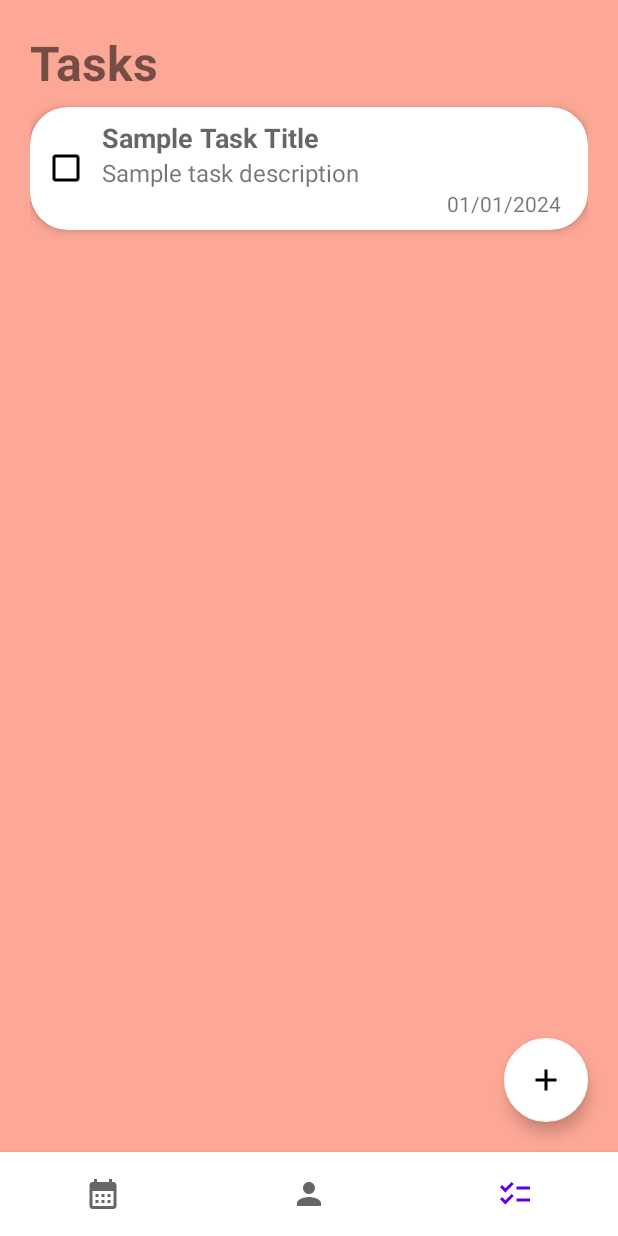
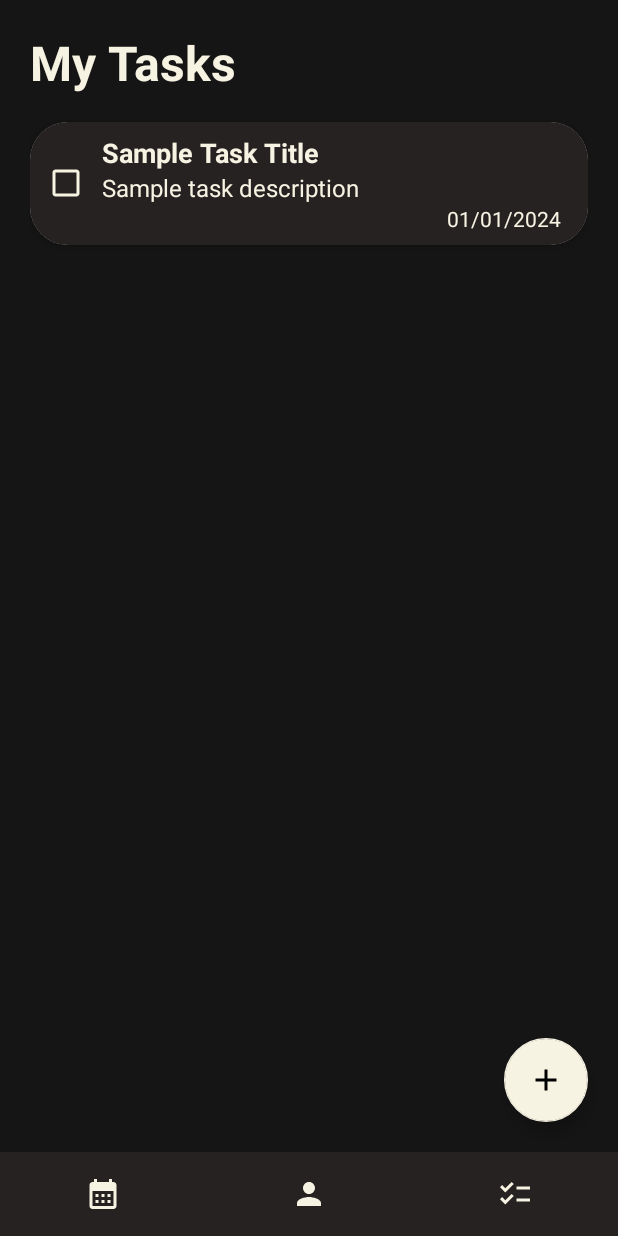
Before and after one commit to RolandHaden/SchedulerApp, an Android app: the screen it shows after launch (MainActivity), item 3 of the bottom bar chosen, on a phone screen of 412 x 824 dp. Run offline under Robolectric (Android 15) with nearby library versions, the light colour scheme and no system bars.

Commit message:
color work

```diff
--- a/app/src/main/res/layout/activity_main.xml
+++ b/app/src/main/res/layout/activity_main.xml
@@ -21,6 +21,8 @@
         android:id="@+id/bottomNavigationView"
         android:layout_width="match_parent"
         android:layout_height="wrap_content"
+        android:background="@color/gray"
+        app:itemIconTint="@color/beige"
         app:labelVisibilityMode="unlabeled"
         app:layout_constraintBottom_toBottomOf="parent"
         app:layout_constraintEnd_toEndOf="parent"
--- a/app/src/main/res/layout/event_layout.xml
+++ b/app/src/main/res/layout/event_layout.xml
@@ -6,7 +6,7 @@
     android:layout_height="wrap_content"
     android:layout_marginHorizontal="16dp"
     android:layout_marginVertical="8dp"
-    android:backgroundTint="@color/purple_200"
+    android:backgroundTint="@color/beige"
     app:cardCornerRadius="20dp"
     app:cardElevation="4dp">
 
--- a/app/src/main/res/layout/fragment_calendar.xml
+++ b/app/src/main/res/layout/fragment_calendar.xml
@@ -5,7 +5,7 @@
     android:id="@+id/frameLayout"
     android:layout_width="match_parent"
     android:layout_height="match_parent"
-    android:background="@color/teal_200"
+    android:background="@color/beige"
     tools:context="com.example.schedulerapp.ui.calendar.CalendarFragment">
 
 
@@ -27,7 +27,7 @@
         android:layout_marginBottom="20dp"
         android:clickable="true"
         android:src="@drawable/baseline_add_24"
-        app:backgroundTint="@color/white"
+        app:backgroundTint="@color/beige"
         app:layout_constraintBottom_toBottomOf="parent"
         app:layout_constraintEnd_toEndOf="parent"
         android:focusable="true" />
--- a/app/src/main/res/layout/fragment_checklist.xml
+++ b/app/src/main/res/layout/fragment_checklist.xml
@@ -5,7 +5,7 @@
     android:id="@+id/frameLayout"
     android:layout_width="match_parent"
     android:layout_height="match_parent"
-    android:background="@color/orange_200"
+    android:background="@color/navy"
     android:clipToPadding="false"
     android:orientation="vertical"
     android:padding="20dp"
@@ -16,15 +16,16 @@
         android:id="@+id/tasksText"
         android:layout_width="wrap_content"
         android:layout_height="wrap_content"
+        android:layout_marginBottom="10dp"
         android:text="@string/tasks"
         android:textSize="32sp"
+        android:textColor="@color/beige"
         android:textStyle="bold"></TextView>
 
     <androidx.recyclerview.widget.RecyclerView
         android:id="@+id/tasksRecyclerView"
         android:layout_width="match_parent"
-        android:layout_height="wrap_content"
-        android:layout_below="@id/tasksText"
+        android:layout_height="match_parent"
         android:layout_weight="1"
         android:nestedScrollingEnabled="true"
         app:layoutManager="androidx.recyclerview.widget.LinearLayoutManager"
@@ -41,6 +42,6 @@
         android:contentDescription="@string/add_class"
         android:focusable="true"
         android:src="@drawable/baseline_add_24"
-        app:backgroundTint="@color/white"></com.google.android.material.floatingactionbutton.FloatingActionButton>
+        app:backgroundTint="@color/beige"></com.google.android.material.floatingactionbutton.FloatingActionButton>
 
 </LinearLayout>
--- a/app/src/main/res/layout/fragment_settings.xml
+++ b/app/src/main/res/layout/fragment_settings.xml
@@ -5,7 +5,7 @@
     android:id="@+id/frameLayout3"
     android:layout_width="match_parent"
     android:layout_height="match_parent"
-    android:background="@color/purple_200"
+    android:background="@color/beige"
     tools:context="com.example.schedulerapp.ui.settings.SettingsFragment">
 
     <TextView
--- a/app/src/main/res/layout/task_layout.xml
+++ b/app/src/main/res/layout/task_layout.xml
@@ -12,6 +12,7 @@
         android:id="@+id/taskRelativeLayout"
         android:layout_width="wrap_content"
         android:layout_height="wrap_content"
+        android:background="@color/gray"
         android:paddingTop="8dp"
         android:paddingEnd="8dp"
         android:paddingBottom="8dp">
@@ -27,7 +28,7 @@
                 android:layout_height="wrap_content"
                 android:layout_gravity="center_vertical"
                 android:autoText="false"
-                android:buttonTint="@color/black"
+                android:buttonTint="@color/beige"
                 android:lineSpacingMultiplier="1.1" />
 
             <LinearLayout
@@ -45,6 +46,7 @@
                     android:singleLine="true"
                     android:text="Laborum consectetur qui minim et aute anim do esse esse fugiat aute ut"
                     android:textAppearance="@style/TextAppearance.AppCompat.Medium"
+                    android:textColor="@color/beige"
                     android:textStyle="bold" />
 
                 <TextView
@@ -54,6 +56,7 @@
                     android:ellipsize="end"
                     android:maxLines="4"
                     android:text="Eu excepteur voluptate nulla quis culpa culpa ullamco voluptate. Anim anim eiusmod veniam ex cupidatat enim cupidatat. Eiusmod dolore nisi in consequat quis proident magna mollit sint veniam occaecat enim cillum occaecat. Occaecat laborum dolore non velit aute officia occaecat sint in cillum ex. Pariatur fugiat officia veniam exercitation tempor occaecat enim minim nulla ea cillum."
+                    android:textColor="@color/beige"
                     android:textSize="16sp" />
 
                 <TextView
@@ -63,6 +66,7 @@
                     android:layout_gravity="end"
                     android:paddingStart="10dp"
                     android:paddingEnd="10dp"
+                    android:textColor="@color/beige"
                     android:text="01/24/2023" />
 
             </LinearLayout>
--- a/app/src/main/res/values/colors.xml
+++ b/app/src/main/res/values/colors.xml
@@ -1,12 +1,17 @@
 <?xml version="1.0" encoding="utf-8"?>
 <resources>
-    <color name="purple_200">#FFBB86FC</color>
-    <color name="purple_500">#FF6200EE</color>
+    <color name="purple_200">#FF6200EE</color>
+    <color name="purple_500">#FF3700B3</color>
     <color name="purple_700">#FF3700B3</color>
     <color name="teal_200">#FF03DAC5</color>
+    <color name="teal_500">#FF018786</color>
     <color name="teal_700">#FF018786</color>
-    <color name="orange_200">#FFFDA896</color>
-    <color name="green_200">#FF88FFC7</color>
+    <color name="burnt">#FFF95738</color>
+    <color name="beige">#FFF7F3E3</color>
+    <color name="orange">#FFEE964B</color>
+    <color name="yellow">#FFF4D35E</color>
+    <color name="navy">#FF161515</color>
     <color name="black">#FF000000</color>
     <color name="white">#FFFFFFFF</color>
+    <color name="gray">#FF252221</color>
 </resources>
--- a/app/src/main/res/values/strings.xml
+++ b/app/src/main/res/values/strings.xml
@@ -25,7 +25,7 @@
     <string name="new_task_title_field_hint">Title</string>
     <string name="new_task_description_field_hint">Description</string>
     <string name="date"><![CDATA[Date & Time:]]></string>
-    <string name="tasks">Tasks</string>
+    <string name="tasks">My Tasks</string>
     <string name="add_task">Add a Task</string>
     <string name="classes">Classes</string>
     <string name="add_class">Add a Class</string>
--- a/app/src/main/res/values/themes.xml
+++ b/app/src/main/res/values/themes.xml
@@ -10,7 +10,8 @@
         <item name="colorSecondaryVariant">@color/teal_700</item>
         <item name="colorOnSecondary">@color/black</item>
         <!-- Status bar color. -->
-        <item name="android:statusBarColor">?attr/colorPrimaryVariant</item>
+        <item name="android:statusBarColor">@color/gray</item>
+        <item name="android:navigationBarColor">@color/gray</item>
         <!-- Customize your theme here. -->
     </style>
 </resources>
```
Also changed, not shown: app/src/main/res/drawable/tasks_gradient.xml (added, +14 -0 lines).
